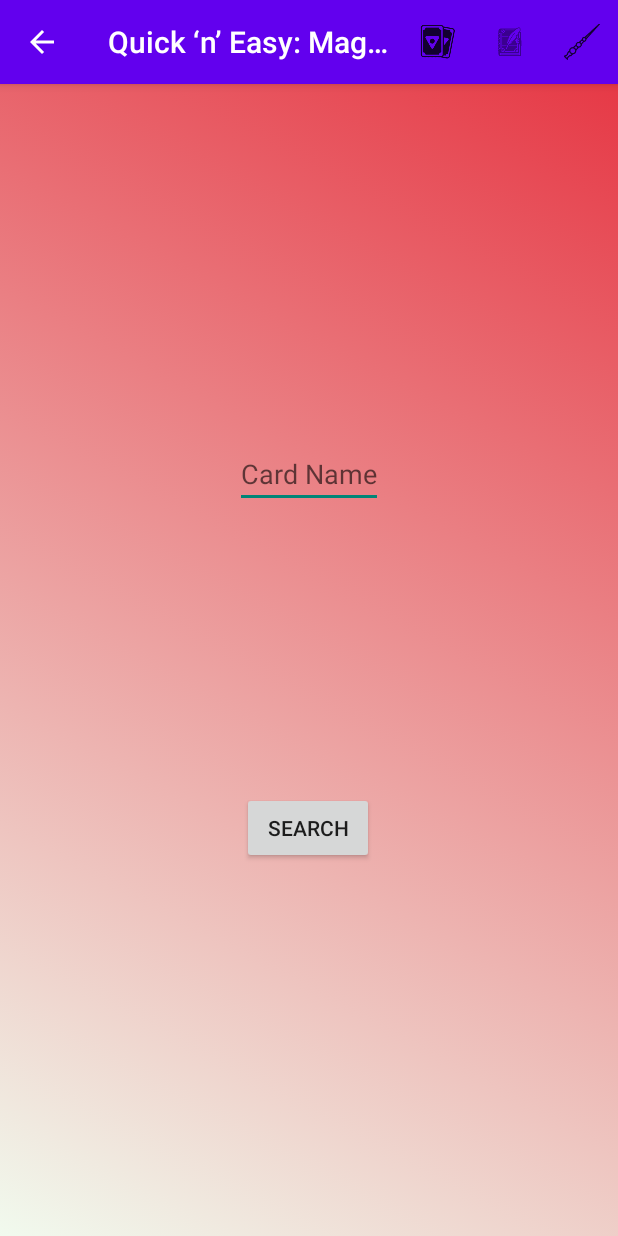
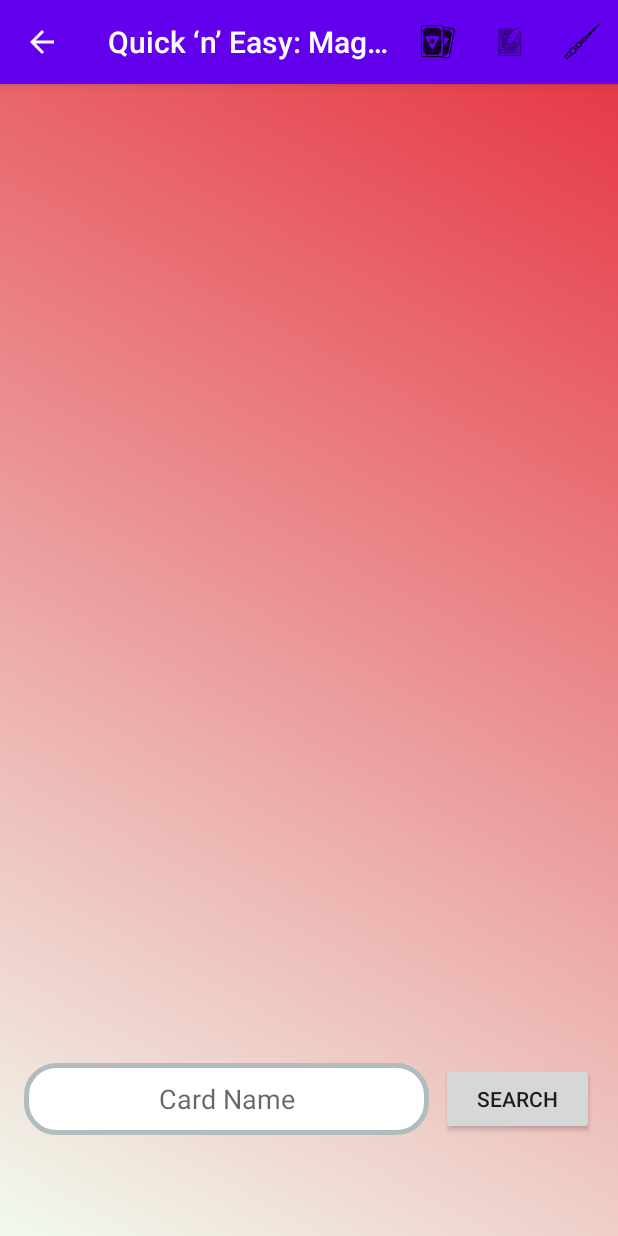
Before and after one commit to sam09rad/Capstone_Quick-n-Easy-Magic-the-Gathering, an Android app: the screen it shows after launch (CardViewer before the commit, CardViewerActivity after it), after a tap on "CARD VIEWER", on a phone screen of 412 x 824 dp. Run offline under Robolectric (Android 15) with nearby library versions, the phone set to English and light mode, and no system bars; pictures from the network do not load.

Commit message:
CardViewerActivity.java With the working API, I was able to successfully get the EditText to take the users search entry so that when the user clicks "Submit" it'll load the card that the user searched for. I also added a tiny little easter egg where when the user hits submit, a progress bar is displayed for a quick moment to show the card is loading without showing a completely blank space. Some error messages also have been applied and are working properly as well.

```diff
--- a/app/src/main/AndroidManifest.xml
+++ b/app/src/main/AndroidManifest.xml
@@ -54,7 +54,7 @@
                 android:value="" />
         </activity>
         <activity
-            android:name=".CardViewer"
+            android:name=".CardViewerActivity"
             android:exported="true"
             android:parentActivityName=".MainActivity">
             <meta-data
--- a/app/src/main/java/edu/cvtc/sradke7/contentcreatortcg/CardViewer.java
+++ /dev/null
@@ -1,96 +0,0 @@
-package edu.cvtc.sradke7.contentcreatortcg;
-
-import androidx.appcompat.app.AppCompatActivity;
-import androidx.constraintlayout.widget.ConstraintLayout;
-
-import android.content.Intent;
-import android.graphics.drawable.AnimationDrawable;
-import android.graphics.drawable.StateListDrawable;
-import android.net.Uri;
-import android.os.Bundle;
-import android.util.Log;
-import android.view.Menu;
-import android.view.MenuItem;
-import android.widget.Button;
-import android.widget.Toast;
-
-import java.io.Console;
-
-import edu.cvtc.sradke7.contentcreatortcg.api.models.SearchResponse;
-import edu.cvtc.sradke7.contentcreatortcg.api.service.CardServiceApi;
-import retrofit2.Call;
-import retrofit2.Callback;
-import retrofit2.Response;
-import retrofit2.Retrofit;
-import retrofit2.converter.gson.GsonConverterFactory;
-
-public class CardViewer extends AppCompatActivity {
-
-    @Override
-    protected void onCreate(Bundle savedInstanceState) {
-        super.onCreate(savedInstanceState);
-        setContentView(R.layout.activity_card_viewer);
-
-        //ConstraintLayout constraintLayout = findViewById(R.id.mainLayout);
-        //AnimationDrawable animationDrawable = (StateListDrawable) constraintLayout.getBackground();
-        //animationDrawable.setEnterFadeDuration(2500);
-        //animationDrawable.setExitFadeDuration(5000);
-        //animationDrawable.start();
-
-
-
-        Retrofit retrofit = new Retrofit.Builder()
-                .baseUrl("https://api.scryfall.com/")
-                .addConverterFactory(GsonConverterFactory.create())
-                .build();
-
-        CardServiceApi service = retrofit.create(CardServiceApi.class);
-
-        Call<SearchResponse> searchResponse = service.fetchCard("asdf");
-
-        searchResponse.enqueue(new Callback<SearchResponse>() {
-            @Override
-            public void onResponse(Call<SearchResponse> call, Response<SearchResponse> response) {
-                if (response.isSuccessful()) {
-                    Log.i("Test", response.body().getCards().get(0).getCardName());
-                } else {
-                    Toast.makeText(CardViewer.this, "No Results Found.", Toast.LENGTH_LONG).show();
-                }
-            }
-
-            @Override
-            public void onFailure(Call<SearchResponse> call, Throwable t) {
-                Toast.makeText(CardViewer.this, "Unexpected Error Occurred.", Toast.LENGTH_LONG).show();
-            }
-        });
-
-    }
-
-
-    @Override
-    public boolean onCreateOptionsMenu(Menu menu) {
-        getMenuInflater().inflate(R.menu.main_menu, menu);
-        return true;
-    }
-
-    public boolean onOptionsItemSelected(MenuItem item) {
-        switch (item.getItemId()) {
-            case R.id.action_card_viewer:
-                Intent intent = new Intent(CardViewer.this, CardViewer.class);
-                startActivity(intent);
-                return true;
-            case R.id.action_quickstart_guide:
-                intent = new Intent(CardViewer.this, QuickstartGuide.class);
-                startActivity(intent);
-                return true;
-            case R.id.action_rule_book_viewer:
-                intent = new Intent(CardViewer.this, RuleBookGeneral.class);
-                startActivity(intent);
-                return true;
-            default:
-                // Do nothing
-        }
-
-        return super.onOptionsItemSelected(item);
-    }
-}
--- a/app/src/main/java/edu/cvtc/sradke7/contentcreatortcg/MainActivity.java
+++ b/app/src/main/java/edu/cvtc/sradke7/contentcreatortcg/MainActivity.java
@@ -22,7 +22,7 @@ public class MainActivity extends AppCompatActivity {
         cardViewerButton.setOnClickListener(new View.OnClickListener() {
             @Override
             public void onClick(View v) {
-                startActivity(new Intent(MainActivity.this, CardViewer.class));
+                startActivity(new Intent(MainActivity.this, CardViewerActivity.class));
             }
         });
 
--- a/app/src/main/java/edu/cvtc/sradke7/contentcreatortcg/QuickstartGuide.java
+++ b/app/src/main/java/edu/cvtc/sradke7/contentcreatortcg/QuickstartGuide.java
@@ -24,7 +24,7 @@ public class QuickstartGuide extends AppCompatActivity {
     public boolean onOptionsItemSelected(MenuItem item) {
         switch (item.getItemId()) {
             case R.id.action_card_viewer:
-                Intent intent = new Intent(QuickstartGuide.this, CardViewer.class);
+                Intent intent = new Intent(QuickstartGuide.this, CardViewerActivity.class);
                 startActivity(intent);
                 return true;
             case R.id.action_quickstart_guide:
--- a/app/src/main/java/edu/cvtc/sradke7/contentcreatortcg/RuleBookTableOfContents.java
+++ b/app/src/main/java/edu/cvtc/sradke7/contentcreatortcg/RuleBookTableOfContents.java
@@ -70,7 +70,7 @@ public class RuleBookTableOfContents extends AppCompatActivity implements View.O
     public boolean onOptionsItemSelected(MenuItem item) {
         switch (item.getItemId()) {
             case R.id.action_card_viewer:
-                Intent intent = new Intent(RuleBookTableOfContents.this, CardViewer.class);
+                Intent intent = new Intent(RuleBookTableOfContents.this, CardViewerActivity.class);
                 startActivity(intent);
                 return true;
             case R.id.action_quickstart_guide:
--- /dev/null
+++ b/app/src/main/res/drawable/search_bar_rounded_corner_background.xml
@@ -0,0 +1,7 @@
+<?xml version="1.0" encoding="UTF-8"?>
+<shape xmlns:android="http://schemas.android.com/apk/res/android">
+    <solid android:color="#FFFFFF"/>
+    <stroke android:width="3dp" android:color="#B1BCBE" />
+    <corners android:radius="20dp"/>
+    <padding android:left="0dp" android:top="0dp" android:right="0dp" android:bottom="0dp" />
+</shape>
--- a/app/src/main/res/layout/activity_card_viewer.xml
+++ b/app/src/main/res/layout/activity_card_viewer.xml
@@ -4,33 +4,63 @@
     xmlns:tools="http://schemas.android.com/tools"
     android:layout_width="match_parent"
     android:layout_height="match_parent"
-    tools:context=".CardViewer"
+    tools:context=".CardViewerActivity"
     android:background="@drawable/gradient_list"
     android:id="@id/mainLayout">
 
+    <ProgressBar
+        android:id="@+id/progress_bar"
+        android:layout_width="0dp"
+        android:layout_height="wrap_content"
+        android:layout_marginTop="16dp"
+        android:layout_marginBottom="16dp"
+        android:layout_marginHorizontal="16dp"
+        android:visibility="gone"
+        app:layout_constraintStart_toStartOf="parent"
+        app:layout_constraintEnd_toEndOf="parent"
+        app:layout_constraintTop_toTopOf="parent"
+        app:layout_constraintBottom_toTopOf="@id/search_bar"
+        tools:visibility="visible"/>
+
+    <ImageView
+        android:id="@+id/card_image"
+        android:layout_width="0dp"
+        android:layout_height="wrap_content"
+        android:layout_marginTop="16dp"
+        android:layout_marginBottom="16dp"
+        android:layout_marginHorizontal="16dp"
+        android:visibility="gone"
+        app:layout_constraintStart_toStartOf="parent"
+        app:layout_constraintEnd_toEndOf="parent"
+        app:layout_constraintTop_toTopOf="parent"
+        app:layout_constraintBottom_toTopOf="@id/search_bar"
+        tools:visibility="visible"
+        />
+
+    <EditText
+        android:id="@+id/search_bar"
+        android:layout_width="270dp"
+        android:layout_height="48dp"
+        android:layout_marginStart="16dp"
+        android:layout_marginBottom="67dp"
+        android:background="@drawable/search_bar_rounded_corner_background"
+        android:hint="Card Name"
+        android:inputType="text"
+        android:padding="8dp"
+        android:textAlignment="center"
+        app:layout_constraintBottom_toBottomOf="parent"
+        app:layout_constraintStart_toStartOf="parent"
+        tools:ignore="MissingConstraints" />
+
     <Button
-        android:id="@+id/searchCardBtn"
-        android:layout_width="wrap_content"
-        android:layout_height="wrap_content"
-        android:layout_marginStart="148dp"
-        android:layout_marginEnd="149dp"
-        android:layout_marginBottom="248dp"
-        android:text="Search"
+        android:id="@+id/search_card_btn"
+        android:layout_width="0dp"
+        android:layout_height="48dp"
+        android:layout_marginStart="8dp"
+        android:layout_marginEnd="16dp"
+        android:layout_marginBottom="67dp"
+        android:text="@string/search_card_btn"
         app:layout_constraintBottom_toBottomOf="parent"
         app:layout_constraintEnd_toEndOf="parent"
-        app:layout_constraintStart_toStartOf="parent" />
-
-    <EditText
-        android:hint="Card Name"
-        android:id="@+id/plain_text_input"
-        android:layout_width="wrap_content"
-        android:layout_height="wrap_content"
-        android:layout_marginStart="195dp"
-        android:layout_marginTop="237dp"
-        android:layout_marginEnd="196dp"
-        android:inputType="text"
-        app:layout_constraintEnd_toEndOf="parent"
-        app:layout_constraintStart_toStartOf="parent"
-        app:layout_constraintTop_toTopOf="parent"
-        tools:ignore="MissingConstraints" />
+        app:layout_constraintStart_toEndOf="@+id/search_bar" />
 </androidx.constraintlayout.widget.ConstraintLayout>
--- a/app/src/main/res/values/strings.xml
+++ b/app/src/main/res/values/strings.xml
@@ -1260,4 +1260,5 @@
     <string name="general_title">General</string>
     <string name="rule_book_table_of_contents">Rule book table of contents</string>
     <string name="Empty"></string>
+    <string name="search_card_btn">Search</string>
 </resources>
```
Also changed, not shown: app/src/main/java/edu/cvtc/sradke7/contentcreatortcg/CardViewerActivity.java (added, +151 -0 lines), app/src/main/java/edu/cvtc/sradke7/contentcreatortcg/RuleBookGeneral.java (+1 -6 lines), app/src/main/java/edu/cvtc/sradke7/contentcreatortcg/api/models/CardResponse.java (+9 -2 lines), app/src/main/java/edu/cvtc/sradke7/contentcreatortcg/api/models/ImageUriResponse.java (added, +18 -0 lines), app/src/main/res/drawable/image_rounded_corner_shape.xml (added, +7 -0 lines).
